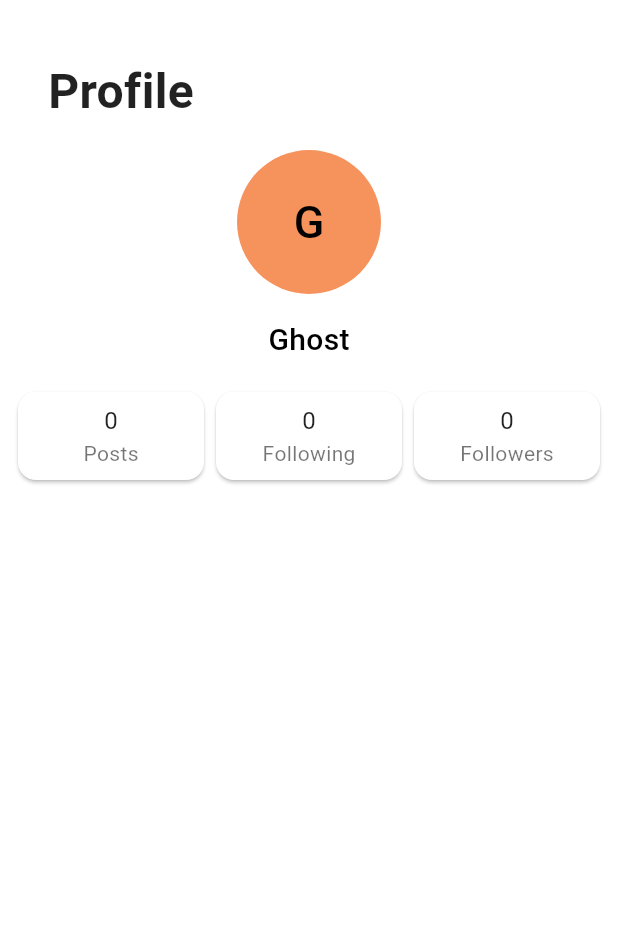
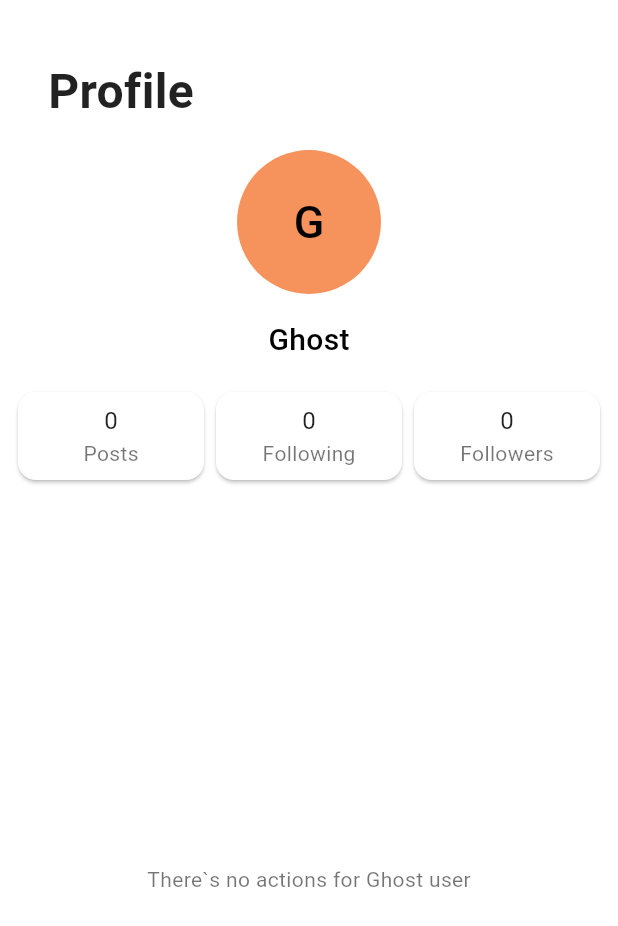
Before and after one commit to BinaryLurkerex/recipe_service, a Flutter app: the ProfileView screen opened directly, on a phone screen of 412 x 824 dp. Shown: the top 926 px of the screen. Run offline on Flutter 3.47's test engine with Material 2 defaults, Android fonts, the phone set to English and light mode, and no system bars; our stand-ins replace auto_route, dartz, equatable, flutter_bloc, flutter_svg, freezed_annotation and 4 more; missing offline and left inert: flat_buffers, objectbox_sync_flutter_libs; network calls fail; Roboto replaces fonts that are missing (SFProText).

Commit message:
feat: update animations & styles

```diff
--- a/lib/src/domain/entities/user.dart
+++ b/lib/src/domain/entities/user.dart
@@ -1,5 +1,4 @@
 import 'package:equatable/equatable.dart';
-import 'package:flutter/material.dart';
 
 class User extends Equatable {
   final String id;
--- a/lib/src/presentation/pages/views/profile_view.dart
+++ b/lib/src/presentation/pages/views/profile_view.dart
@@ -54,6 +54,18 @@ class _ProfilePageData extends StatelessWidget {
           indent: 64.0,
           endIndent: 64.0,
         ),
+        const Expanded(
+          child: Center(
+            child: Text(
+              'There`s no actions for Ghost user',
+              style: TextStyle(
+                fontSize: 14,
+                fontWeight: FontWeight.w400,
+                color: Colors.black54,
+              ),
+            ),
+          ),
+        ),
         // Container(
         //   alignment: Alignment.centerLeft,
         //   padding: const EdgeInsets.only(
```
Also changed, not shown: lib/src/presentation/pages/views/bookmarks_view.dart (+13 -15 lines), lib/src/presentation/pages/views/home_view.dart (+5 -2 lines), lib/src/presentation/widgets/recipe_card.dart (+22 -27 lines).
